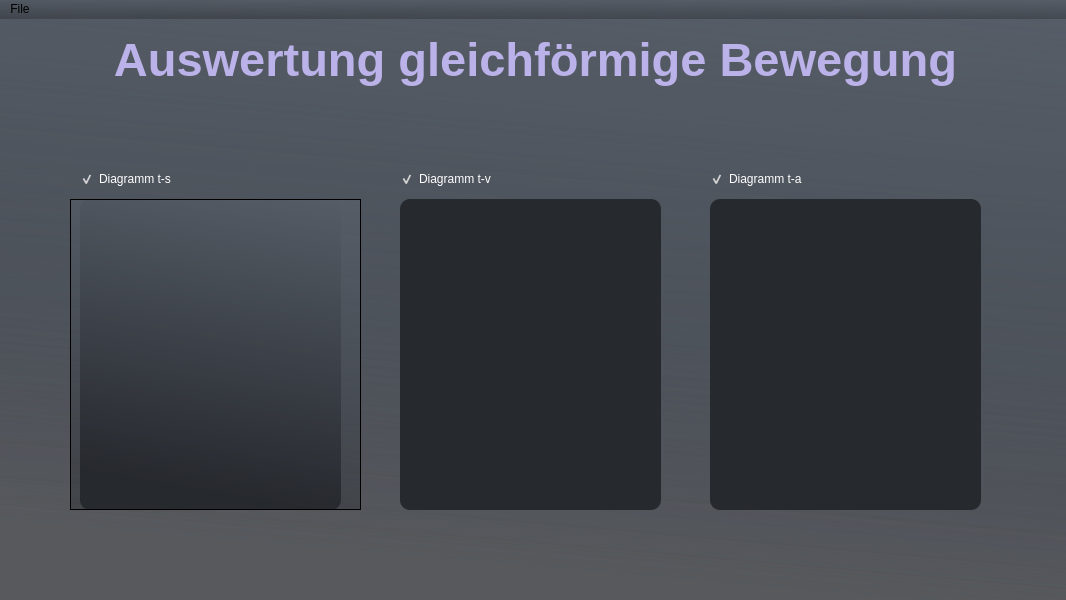
This is form.ui in KonstantinPfeil/physics-project as Qt 5 draws it before an edit. The edited form follows.
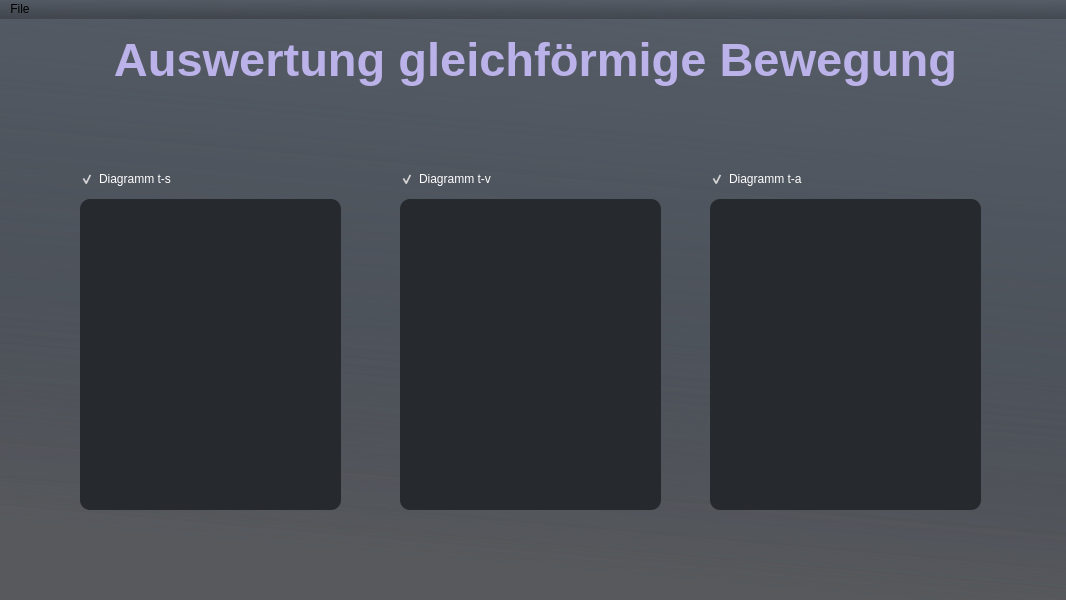
This is the edited form. Custom widgets are drawn as their Qt base class.

```diff
--- a/form.ui
+++ b/form.ui
@@ -156,16 +156,6 @@
      <bool>true</bool>
     </property>
    </widget>
-   <widget class="QGraphicsView" name="graphicsView">
-    <property name="geometry">
-     <rect>
-      <x>70</x>
-      <y>180</y>
-      <width>291</width>
-      <height>311</height>
-     </rect>
-    </property>
-   </widget>
   </widget>
   <widget class="QMenuBar" name="menubar">
    <property name="geometry">
```
Left out of the diff: 5 changed lines with no effect on the pictures.
